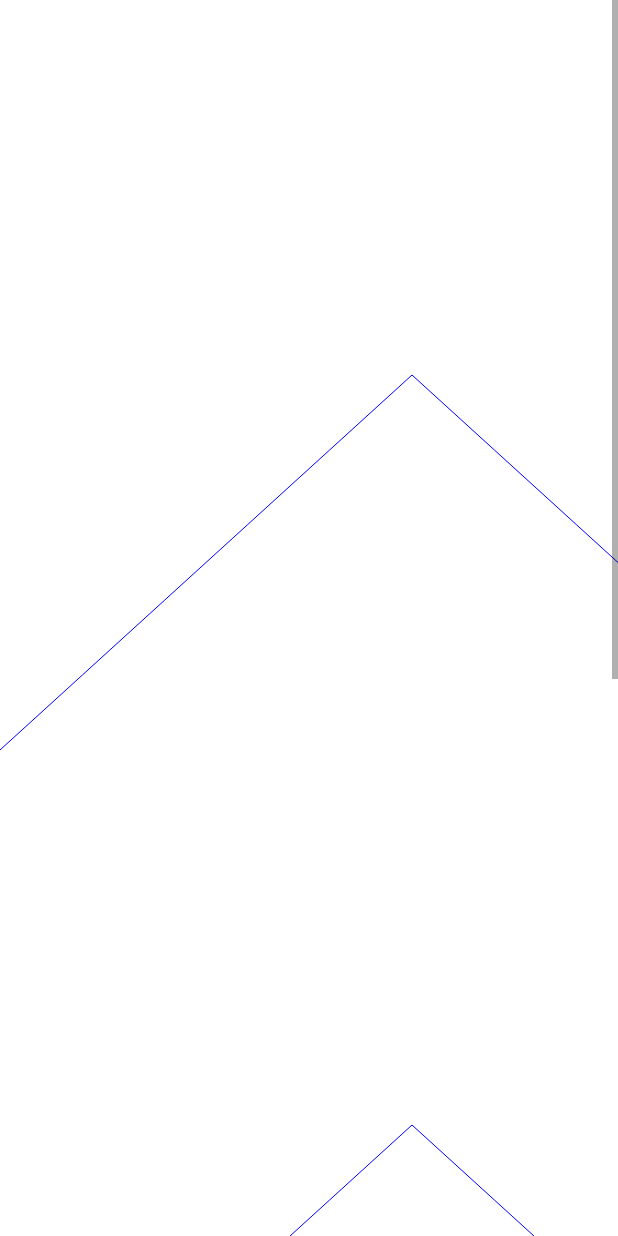
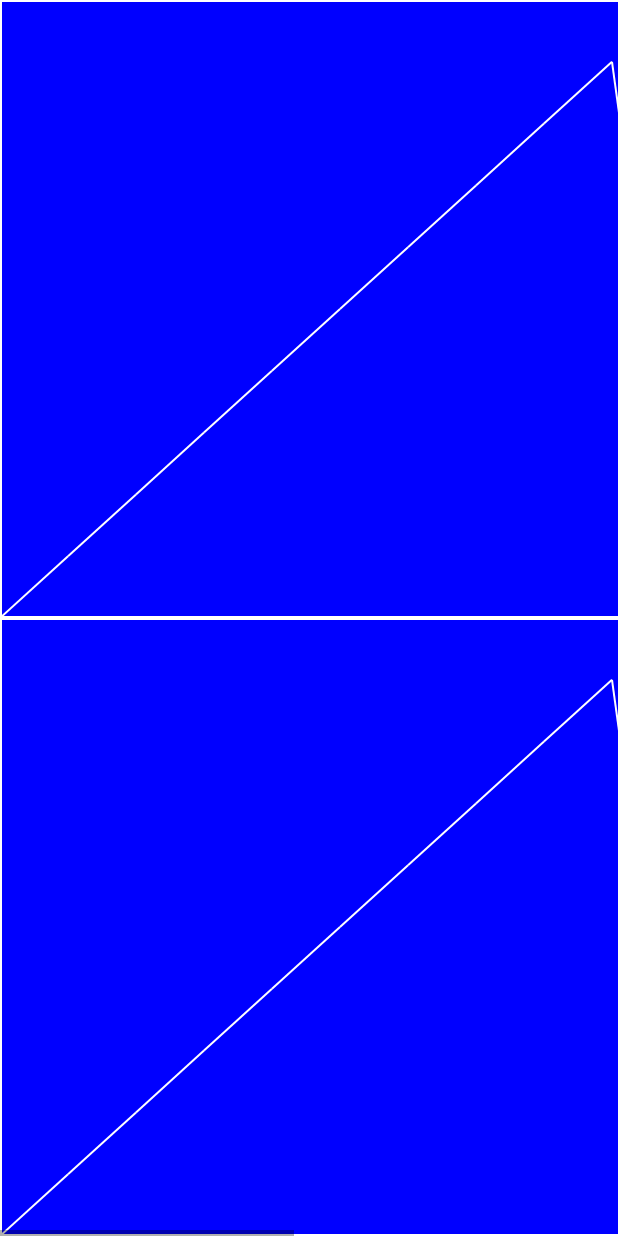
Before and after one commit to aljohnston112/EnvelopeMaker, an Android app: the ActivityMain screen opened directly, with no data from a screen before it, on a phone screen of 412 x 824 dp. Run offline under Robolectric (Android 15) with nearby library versions, the phone set to English and light mode, and no system bars; 3 statements that could not run were skipped.

Commit message:
Changed rows to use a LinearLayout instead of a ConstraintLayout. Added a border color to the ViewFunction. Added constant ViewFunction and add envelope ViewFunction.

```diff
--- a/app/src/main/cpp/CMakeLists.txt
+++ b/app/src/main/cpp/CMakeLists.txt
@@ -61,7 +61,7 @@ target_link_libraries( # Specifies the target library.
         ${log-lib})
 
 # Set the path to the Oboe directory.
-set(OBOE_DIR C:/Users/Al/Documents/Programming/Git/oboe)
+set(OBOE_DIR C:/Users/aljoh/Documents/Programming/Github/oboe)
 
 # Add the Oboe library as a subdirectory in your project.
 # add_subdirectory tells CMake to look in this directory to
--- a/app/src/main/java/com/example/hellooboe/ActivityMain.java
+++ b/app/src/main/java/com/example/hellooboe/ActivityMain.java
@@ -8,7 +8,9 @@ import androidx.appcompat.app.AppCompatActivity;
 
 public class ActivityMain extends AppCompatActivity {
 
-    LinearLayout linearLayoutMainRows;
+    LinearLayout linearLayoutAmpRow;
+    LinearLayout linearLayoutFreqRow;
+    boolean isFloat;
 
     @Override
     protected void onCreate(Bundle savedInstanceState) {
@@ -18,25 +20,41 @@ public class ActivityMain extends AppCompatActivity {
     }
 
     private void init() {
-        linearLayoutMainRows = (LinearLayout) findViewById(R.id.linear_layout_main_rows);
+        isFloat = NativeMethods.isFloat();
+        linearLayoutAmpRow = (LinearLayout) findViewById(R.id.ampRow);
+        linearLayoutFreqRow = (LinearLayout) findViewById(R.id.freqRow);
+        ViewFunction viewFunction = new ViewFunction(this);
+        linearLayoutAmpRow.addView(viewFunction);
+        ViewFunction viewFunction2 = new ViewFunction(this);
+        boolean ampIsOn = true;
+        viewFunction2.setDefaultAmp(ampIsOn, isFloat, viewFunction.getNumSamples(isFloat));
+        linearLayoutFreqRow.addView(viewFunction2);
+
+        ViewFunction viewFunction3 = new ViewFunction(this);
+        viewFunction3.setAddNew();
+        linearLayoutAmpRow.addView(viewFunction3);
+        ViewFunction viewFunction4 = new ViewFunction(this);
+        viewFunction4.setAddNew();
+        linearLayoutFreqRow.addView(viewFunction4);
+
     }
 
     public void addView(ViewFunction viewFunction, int channel, int columnIndex) {
-        ((LinearLayout) linearLayoutMainRows.getChildAt(channel))
+        ((LinearLayout) linearLayoutAmpRow.getChildAt(channel))
                 .addView(viewFunction, columnIndex);
     }
 
     public void addChannel(int channel) {
-        linearLayoutMainRows.addView(LayoutInflater.from(this)
+        linearLayoutAmpRow.addView(LayoutInflater.from(this)
                 .inflate(R.layout.main_row, null), channel);
     }
 
     public void removeViewFunction(int channel, int columnIndex) {
-        ((LinearLayout) linearLayoutMainRows.getChildAt(channel)).removeViewAt(columnIndex);
+        ((LinearLayout) linearLayoutAmpRow.getChildAt(channel)).removeViewAt(columnIndex);
     }
 
     public void removeChannel(int channel) {
-        linearLayoutMainRows.removeViewAt(channel);
+        linearLayoutAmpRow.removeViewAt(channel);
     }
 
 }
--- a/app/src/main/java/com/example/hellooboe/ViewFunction.java
+++ b/app/src/main/java/com/example/hellooboe/ViewFunction.java
@@ -9,125 +9,195 @@ import android.view.View;
 
 import androidx.annotation.Nullable;
 
-public class ViewFunction<T> extends View {
+/**
+ * This class draws a square and draws lines between points passed into the setData() methods.
+ */
+public class ViewFunction extends View {
 
     Paint lineColor = new Paint(Paint.ANTI_ALIAS_FLAG);
+    Paint borderColor = new Paint(Paint.ANTI_ALIAS_FLAG);
+    boolean isConstant;
+    boolean isAdd;
+    private int width;
+    private double maxY = 10;
+    // View height and width
     private int height;
-    private int width;
+    // The min and max y values
     private double minY = 0;
+    // The points to draw lines between
+    private float[] dataF = {0, 1, 2, 3, 4, 5, 6, 7, 8, 9, 1};
+    private short[] dataS = {0, 1, 2, 3, 4, 5, 4, 3, 2, 1, 1};
 
-    private double maxY = 10;
-
-    private float[] dataF = {0, 1, 2, 3, 4, 5, 6, 7, 8, 9, 10};
-
-    private short[] dataS = {0, 1, 2, 3, 4, 5, 4, 3, 2, 1, 10};
-
+    /**
+     * Creates a ViewFunction.
+     *
+     * @param context
+     */
     public ViewFunction(Context context) {
         super(context);
         init();
     }
 
+    /**
+     * Creates a ViewFunction.
+     *
+     * @param context
+     * @param attrs
+     */
     public ViewFunction(Context context, @Nullable AttributeSet attrs) {
         super(context, attrs);
         init();
     }
 
+    /**
+     * Initializes this ViewFunction
+     */
     private void init() {
-        setBackgroundColor(Color.WHITE);
-        lineColor.setColor(Color.BLUE);
+        isConstant = false;
+        setBackgroundColor(Color.BLUE);
+        lineColor.setColor(Color.WHITE);
+        lineColor.setStrokeWidth(2);
+        borderColor.setStrokeWidth(4);
+        borderColor.setColor(Color.WHITE);
     }
 
     @Override
     protected void onSizeChanged(int w, int h, int oldw, int oldh) {
-        //super.onSizeChanged(w, h, oldw, oldh);
-        double xtoYRatio = 1.0;
+        double xtoYRatio = getXToYRatio();
+        if (isAdd) {
+            xtoYRatio = 1;
+        }
+        width = (int) Math.round((double) h * xtoYRatio);
+        height = h;
+        if (width > w) {
+            width = w;
+        }
+        if (isConstant) {
+            width = w;
+            height = h;
+        }
+        invalidate();
+    }
+
+    /**
+     * Get the XtoYRatio to keep drawing to scale.
+     */
+    public double getXToYRatio() {
+        double xtoYRatio;
         if (NativeMethods.isFloat()) {
             xtoYRatio = ((double) dataF.length) / (maxY - minY);
         } else {
             xtoYRatio = ((double) dataS.length) / (maxY - minY);
 
         }
-        width = w;
-        height = (int) Math.round((double) w / xtoYRatio);
-        if (height > h || height == Double.POSITIVE_INFINITY) {
-            height = h;
-        }
-        if (w % 2 == 1) {
-            w--;
-        }
-        invalidate();
+        return xtoYRatio;
     }
 
     @Override
     protected void onMeasure(int widthMeasureSpec, int heightMeasureSpec) {
-        //super.onMeasure(widthMeasureSpec, heightMeasureSpec);
-        double xtoYRatio = 1.0;
-        if (NativeMethods.isFloat()) {
-            xtoYRatio = ((double) dataF.length) / (maxY - minY);
-        } else {
-            xtoYRatio = ((double) dataS.length) / (maxY - minY);
+        int w = width;
+        int h = height;
+        // Get width based on height
+        double xtoYRatio = getXToYRatio();
+        if (isAdd) {
+            xtoYRatio = 1;
         }
-        int preferredWidth = (int) Math.round(MeasureSpec.getSize(heightMeasureSpec) * (double) xtoYRatio);
-        int w = resolveSizeAndState(preferredWidth
-                , widthMeasureSpec, 1);
-        if (((preferredWidth <= MeasureSpec.getSize(w))
-                && (MeasureSpec.getMode(w) | MeasureSpec.EXACTLY) != MeasureSpec.EXACTLY)
-                || ((MeasureSpec.getMode(w) | MeasureSpec.UNSPECIFIED) == MeasureSpec.UNSPECIFIED)) {
-            w = preferredWidth;
+        w = (int) Math.round(MeasureSpec.getSize(heightMeasureSpec) * xtoYRatio);
+        if (w > MeasureSpec.getSize(widthMeasureSpec)) {
+            w = (resolveSizeAndState(w
+                    , widthMeasureSpec, getMeasuredState()) | MEASURED_SIZE_MASK);
         }
-        if (w == 0) {
-            w = MeasureSpec.getSize(heightMeasureSpec);
+        if (w > (int) Math.round(MeasureSpec.getSize(heightMeasureSpec) * xtoYRatio)) {
+            w = (int) Math.round(MeasureSpec.getSize(heightMeasureSpec) * xtoYRatio);
         }
-        int preferredHeight = (int) Math.round((double) w / xtoYRatio);
-        int h = resolveSizeAndState(preferredHeight
-                , heightMeasureSpec, 1);
-        if (((h | View.MEASURED_STATE_TOO_SMALL) != View.MEASURED_STATE_TOO_SMALL) && preferredHeight != Double.POSITIVE_INFINITY) {
-            h = preferredHeight;
-        }
-        if (w % 2 == 1) {
-            w--;
-        }
-        width = w;
-        height = h;
+        h = MeasureSpec.getSize(heightMeasureSpec);
         setMeasuredDimension(w, h);
     }
 
     @Override
     protected void onDraw(Canvas canvas) {
-        super.onDraw(canvas);
         height = canvas.getHeight();
         width = canvas.getWidth();
-        double xScale = 1.0;
-        double yScale = ((double) height) / ((double) (maxY - minY));
-        if (NativeMethods.isFloat()) {
-            xScale = ((double) width) / ((double) dataF.length - 1);
+        // Draw the border
+        canvas.drawLine(0, 0, width, 0, borderColor);
+        canvas.drawLine(width, 0, width, height, borderColor);
+        canvas.drawLine(width, height, 0, height, borderColor);
+        canvas.drawLine(0, height, 0, 0, borderColor);
+        if (!isAdd) {
+            double xScale = 1.0;
+            if (NativeMethods.isFloat()) {
+                xScale = ((double) width) / ((double) dataF.length - 1);
+            } else {
+                xScale = ((double) width) / ((double) dataS.length - 1);
+            }
+            double yScale = ((double) height) / ((double) (maxY - minY));
             for (int i = 1; i < dataF.length; i++) {
                 canvas.drawLine((float) (((double) i - 1) * xScale), (float) (height - ((((double) dataF[i - 1]) * yScale) - minY)),
                         (float) (((double) i) * xScale), (float) (height - ((((double) dataF[i]) * yScale) - minY)),
                         lineColor);
             }
         } else {
-            xScale = ((double) width) / ((double) dataS.length - 1);
-            for (int i = 1; i < dataS.length; i++) {
-                canvas.drawLine((float) (((double) i - 1) * xScale), (float) (height - ((((double) dataS[i - 1]) * yScale) - minY)),
-                        (float) (((double) i) * xScale), (float) (height - ((((double) dataS[i]) * yScale) - minY)),
-                        lineColor);
-            }
+            canvas.drawRect((int) Math.round(width / 3.0), 0, (int) Math.round(2.0 * width / 3.0), height, lineColor);
+            canvas.drawRect(0, (int) Math.round(height / 3.0), height, (int) Math.round(2.0 * width / 3.0), lineColor);
         }
     }
 
-    void setDataF(double miny, double maxy, float[] values) {
+    void setData(double miny, double maxy, float[] values) {
         this.minY = minY;
         this.maxY = maxY;
         this.dataF = values;
         invalidate();
     }
 
-    void setDataS(double miny, double maxy, short[] values) {
+    void setData(double miny, double maxy, short[] values) {
         this.minY = minY;
         this.maxY = maxY;
         this.dataS = values;
         invalidate();
     }
 
+    void setDefaultAmp(boolean on, boolean isFloat, int samples) {
+        if (on) {
+            if (isFloat) {
+                dataF = new float[samples];
+                for (int i = 0; i < samples; i++) {
+                    dataF[i] = 1;
+                }
+            } else {
+                dataS = new short[samples];
+                for (int i = 0; i < samples; i++) {
+                    dataS[i] = 1;
+                }
+            }
+        } else {
+            if (isFloat) {
+                dataF = new float[samples];
+                for (int i = 0; i < samples; i++) {
+                    dataF[i] = 0;
+                }
+            } else {
+                dataS = new short[samples];
+                for (int i = 0; i < samples; i++) {
+                    dataS[i] = 0;
+                }
+            }
+        }
+        width = samples;
+        height = samples;
+        isConstant = true;
+        invalidate();
+    }
+
+    int getNumSamples(boolean isFloat) {
+        if (isFloat) {
+            return dataF.length;
+        } else {
+            return dataS.length;
+        }
+    }
+
+    void setAddNew() {
+        isAdd = true;
+    }
+
 }
--- a/app/src/main/res/layout/activity_main.xml
+++ b/app/src/main/res/layout/activity_main.xml
@@ -1,7 +1,4 @@
 <?xml version="1.0" encoding="utf-8"?>
-<ScrollView xmlns:android="http://schemas.android.com/apk/res/android"
-    android:layout_width="match_parent"
-    android:layout_height="match_parent">
 
     <HorizontalScrollView xmlns:android="http://schemas.android.com/apk/res/android"
         android:layout_width="match_parent"
@@ -14,16 +11,17 @@
             android:orientation="vertical">
 
             <include
-                android:id="@+id/layout1"
-                layout="@layout/main_row"></include>
+                android:id="@+id/ampRow"
+                layout="@layout/main_row"
+                android:layout_width="wrap_content"
+                android:layout_height="0dp"
+                android:layout_weight="1"></include>
 
             <include
-                android:id="@+id/layout2"
-                layout="@layout/main_row"></include>
-
-            <include
-                android:id="@+id/layout3"
-                layout="@layout/main_row"></include>
+                android:id="@+id/freqRow"
+                layout="@layout/main_row"
+                android:layout_width="wrap_content"
+                android:layout_height="0dp"
+                android:layout_weight="1"></include>
         </LinearLayout>
     </HorizontalScrollView>
-</ScrollView>
--- a/app/src/main/res/layout/main_row.xml
+++ b/app/src/main/res/layout/main_row.xml
@@ -5,16 +5,4 @@
     android:layout_height="match_parent"
     android:orientation="horizontal">
 
-    <com.example.hellooboe.ViewFunction
-        android:layout_width="500dp"
-        android:layout_height="500dp"></com.example.hellooboe.ViewFunction>
-
-    <com.example.hellooboe.ViewFunction
-        android:layout_width="500dp"
-        android:layout_height="500dp"></com.example.hellooboe.ViewFunction>
-
-    <com.example.hellooboe.ViewFunction
-        android:layout_width="500dp"
-        android:layout_height="500dp"></com.example.hellooboe.ViewFunction>
-
 </LinearLayout>
--- a/build.gradle
+++ b/build.gradle
@@ -5,7 +5,7 @@ buildscript {
         jcenter()
     }
     dependencies {
-        classpath "com.android.tools.build:gradle:4.0.0"
+        classpath 'com.android.tools.build:gradle:4.0.1'
     }
 }
 
```
